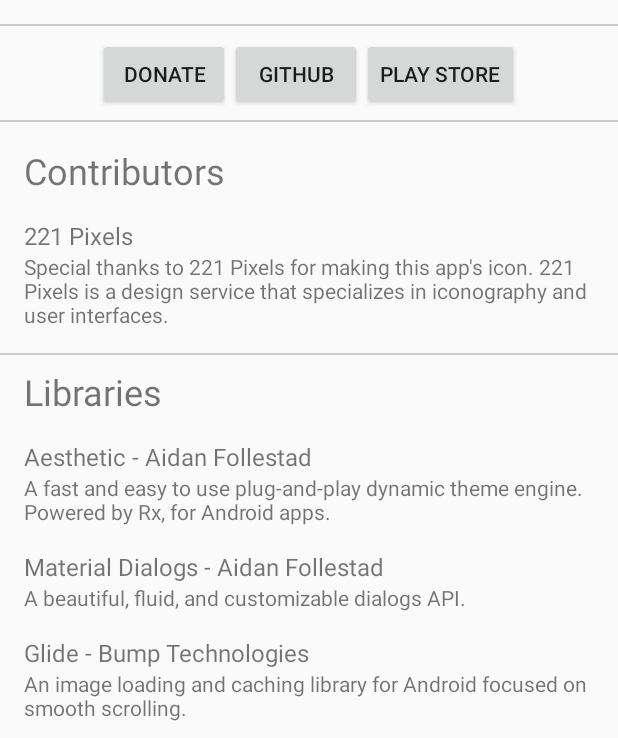
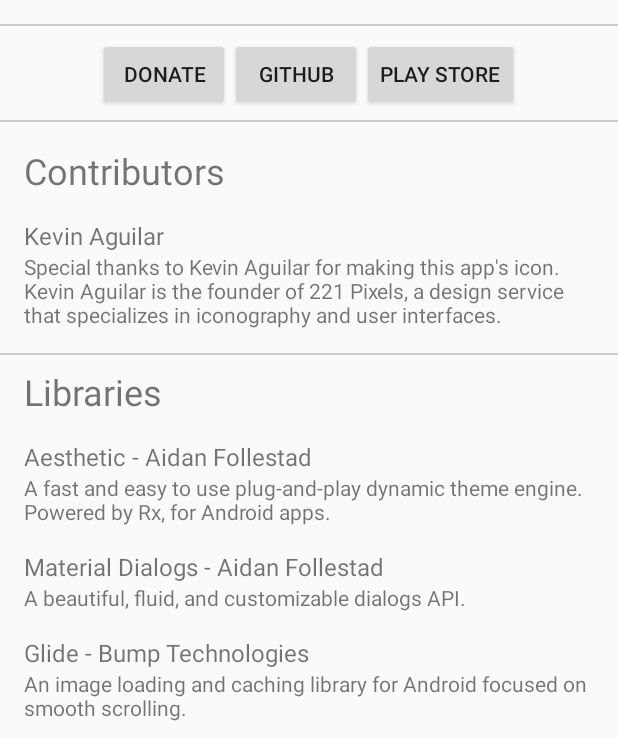
Before and after one commit to fennifith/Metronome-Android, an Android app: the layout activity_about.xml on its own in the app's theme, with its tools: preview values and no code run, on a phone screen of 412 x 824 dp, the part 498-1236 px from its top. Run offline under Robolectric (Android 15) with nearby library versions, the phone set to English and light mode, and no system bars.

Commit message:
changed kevin's desc

```diff
--- a/app/src/main/res/values/strings.xml
+++ b/app/src/main/res/values/strings.xml
@@ -20,8 +20,8 @@
     <string name="title_theme_dark">Dark Theme</string>
     <string name="title_theme_amoled">Amoled Theme</string>
 
-    <string name="tewtwenteyonepx">221 Pixels</string>
-    <string name="tewtwenteyonepx_desc">Special thanks to 221 Pixels for making this app\'s icon. 221 Pixels is a design service that specializes in iconography and user interfaces.</string>
+    <string name="tewtwenteyonepx">Kevin Aguilar</string>
+    <string name="tewtwenteyonepx_desc">Special thanks to Kevin Aguilar for making this app\'s icon. Kevin Aguilar is the founder of 221 Pixels, a design service that specializes in iconography and user interfaces.</string>
 
     <string name="library_aesthetic">Aesthetic - Aidan Follestad</string>
     <string name="library_aesthetic_desc">A fast and easy to use plug-and-play dynamic theme engine. Powered by Rx, for Android apps.</string>
```
